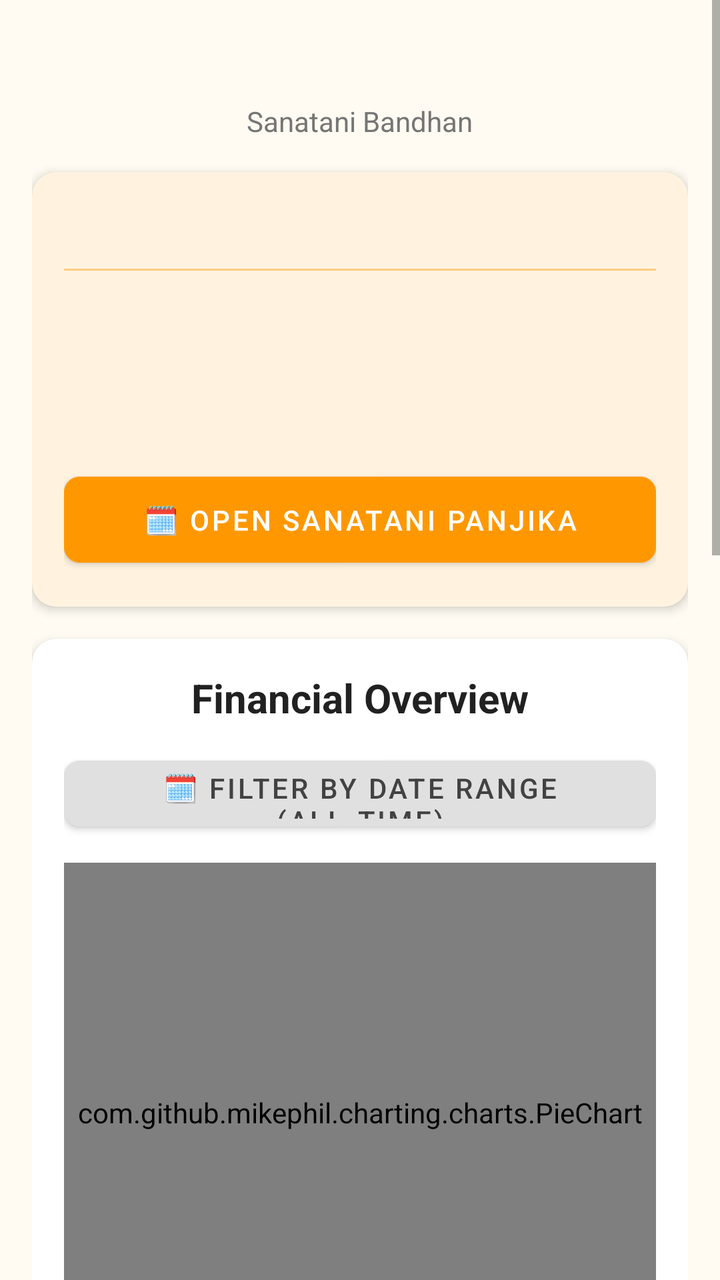
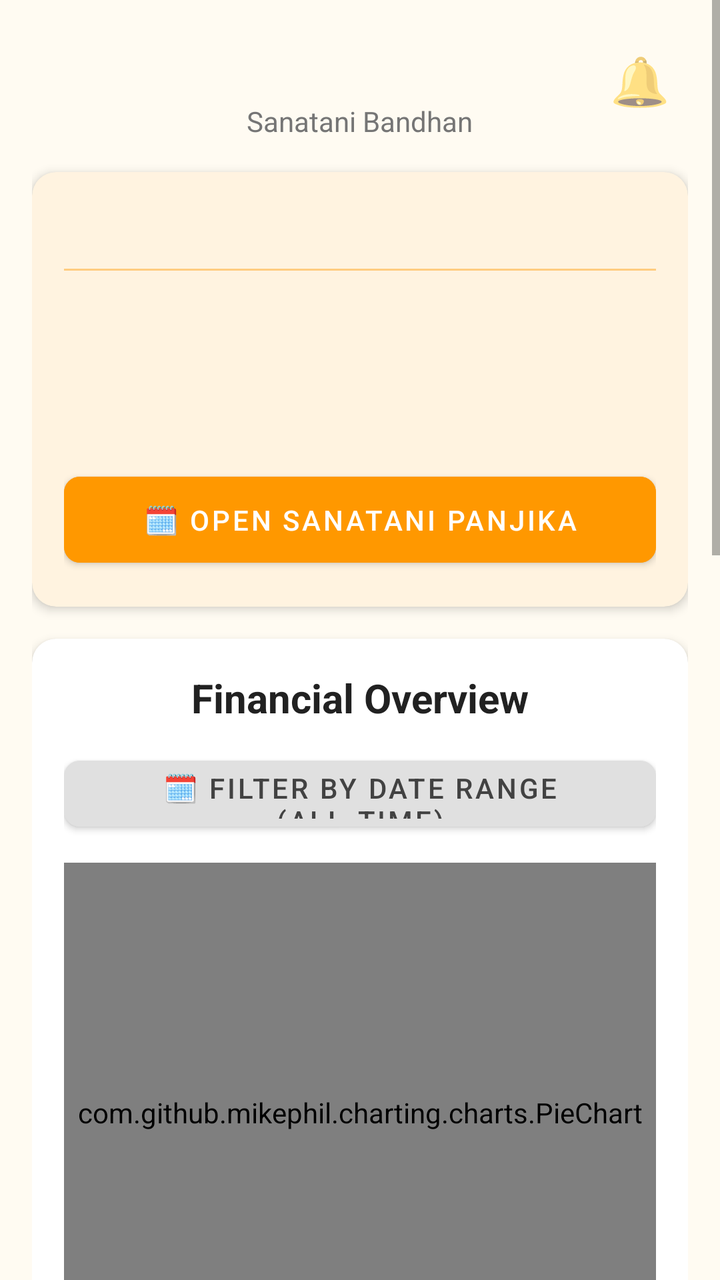

Before-and-after screenshots of an Android layout around one commit, followed by the original layout XML and the change that was made.
<!-- AndroidManifest.xml: application theme Theme.MaterialComponents.Light.NoActionBar -->
<!-- res/layout/activity_dashboard.xml -->
<?xml version="1.0" encoding="utf-8"?>
<ScrollView xmlns:android="http://schemas.android.com/apk/res/android"
    xmlns:app="http://schemas.android.com/apk/res-auto"
    android:id="@+id/mainLayout" 
    android:layout_width="match_parent"
    android:layout_height="match_parent"
    android:background="#FFFBF2">

    <LinearLayout
        android:layout_width="match_parent"
        android:layout_height="wrap_content"
        android:orientation="vertical"
        android:padding="16dp">

        
        <ImageView
            android:id="@+id/bannerImageView"
            android:layout_width="match_parent"
            android:layout_height="200dp"
            android:scaleType="centerCrop"
            android:visibility="gone"
            android:clickable="true"
            android:focusable="true"
            android:foreground="?attr/selectableItemBackground"
            android:layout_marginBottom="16dp"
            android:contentDescription="Global Marketing Banner" />

        <LinearLayout
            android:layout_width="match_parent"
            android:layout_height="wrap_content"
            android:orientation="vertical"
            android:gravity="center"
            android:layout_marginBottom="16dp">

            <TextView
                android:id="@+id/tvDashboardTitle"
                android:layout_width="wrap_content"
                android:layout_height="wrap_content"
                android:textSize="26sp"
                android:textStyle="bold"
                android:textColor="#E65100"/>

            
            <TextView
                android:id="@+id/tvDashboardBranding"
                android:layout_width="wrap_content"
                android:layout_height="wrap_content"
                android:text="@string/app_name"
                android:textSize="14sp"
                android:textColor="#757575"/>

            
            <Button
                android:id="@+id/btnUpgradeBadge"
                android:layout_width="wrap_content"
                android:layout_height="32dp"
                android:layout_marginTop="4dp"
                android:text="⭐ SEVA FREE PLAN - TAP TO UPGRADE"
                android:textSize="10sp"
                android:textStyle="bold"
                android:textColor="#FFFFFF"
                android:backgroundTint="#E65100"
                app:cornerRadius="16dp"
                android:insetTop="0dp"
                android:insetBottom="0dp"
                android:paddingHorizontal="16dp"
                android:minHeight="0dp"
                android:minWidth="0dp"
                android:visibility="gone"/>
        </LinearLayout>

        <com.google.android.material.card.MaterialCardView
            android:layout_width="match_parent"
            android:layout_height="wrap_content"
            app:cardCornerRadius="12dp"
            app:cardElevation="3dp"
            android:layout_marginBottom="16dp"
            app:cardBackgroundColor="#FFF3E0">
            <LinearLayout
                android:layout_width="match_parent"
                android:layout_height="wrap_content"
                android:orientation="vertical"
                android:padding="16dp">
                <TextView
                    android:id="@+id/shlokaText"
                    android:layout_width="match_parent"
                    android:layout_height="wrap_content"
                    android:textSize="15sp"
                    android:textStyle="bold|italic"
                    android:textColor="#E65100"
                    android:gravity="center"
                    android:layout_marginBottom="12dp"/>
                <View
                    android:layout_width="match_parent"
                    android:layout_height="1dp"
                    android:background="#FFCC80"
                    android:layout_marginBottom="12dp"/>
                <TextView
                    android:id="@+id/tvDateEnglish"
                    android:layout_width="match_parent"
                    android:layout_height="wrap_content"
                    android:textSize="15sp"
                    android:textColor="#424242"
                    android:textStyle="bold"/>
                <TextView
                    android:id="@+id/tvDateBengali"
                    android:layout_width="match_parent"
                    android:layout_height="wrap_content"
                    android:textSize="15sp"
                    android:textColor="#424242"
                    android:textStyle="bold"
                    android:layout_marginTop="4dp"/>
                <TextView
                    android:id="@+id/tvTithiAlert"
                    android:layout_width="match_parent"
                    android:layout_height="wrap_content"
                    android:textSize="15sp"
                    android:textColor="#D32F2F"
                    android:textStyle="bold"
                    android:layout_marginTop="4dp"/>
                <Button
                    android:id="@+id/btnPanjika"
                    android:layout_width="match_parent"
                    android:layout_height="55dp"
                    android:text="@string/btn_panjika"
                    android:backgroundTint="#FF9800"
                    app:cornerRadius="8dp"
                    android:layout_marginTop="16dp"/>
            </LinearLayout>
        </com.google.android.material.card.MaterialCardView>

        <com.google.android.material.card.MaterialCardView
            android:layout_width="match_parent"
            android:layout_height="wrap_content"
            app:cardCornerRadius="12dp"
            app:cardElevation="3dp"
            android:layout_marginBottom="24dp"
            app:cardBackgroundColor="#FFFFFF">
            <LinearLayout
                android:layout_width="match_parent"
                android:layout_height="wrap_content"
                android:orientation="vertical"
                android:padding="16dp">
                <TextView
                    android:layout_width="match_parent"
                    android:layout_height="wrap_content"
                    android:text="@string/txt_financial_overview"
                    android:textSize="20sp"
                    android:textStyle="bold"
                    android:textColor="#212121"
                    android:gravity="center"
                    android:layout_marginBottom="12dp"/>
                <Button
                    android:id="@+id/btnFilterChartDate"
                    android:layout_width="match_parent"
                    android:layout_height="45dp"
                    android:text="@string/txt_filter_dates"
                    android:backgroundTint="#E0E0E0"
                    android:textColor="#424242"
                    app:cornerRadius="8dp"
                    android:layout_marginBottom="12dp"/>
                <FrameLayout
                    android:id="@+id/pieChartContainer"
                    android:layout_width="match_parent"
                    android:layout_height="250dp">
                     <com.github.mikephil.charting.charts.PieChart
                         android:id="@+id/pieChart"
                         android:layout_width="match_parent"
                         android:layout_height="match_parent" />
                </FrameLayout>
            </LinearLayout>
        </com.google.android.material.card.MaterialCardView>

        <LinearLayout
            android:layout_width="match_parent"
            android:layout_height="wrap_content"
            android:orientation="horizontal"
            android:weightSum="2">
            <Button
                android:id="@+id/cardMembers"
                android:layout_width="0dp"
                android:layout_weight="1"
                android:layout_height="wrap_content"
                android:minHeight="70dp"
                android:layout_margin="6dp"
                android:text="@string/btn_member_directory"
                android:textSize="13sp"
                android:textStyle="bold"
                app:cornerRadius="8dp"
                android:backgroundTint="#1976D2"/>
            <Button
                android:id="@+id/cardDonations"
                android:layout_width="0dp"
                android:layout_weight="1"
                android:layout_height="wrap_content"
                android:minHeight="70dp"
                android:layout_margin="6dp"
                android:text="@string/btn_smart_chanda"
                android:textSize="13sp"
                android:textStyle="bold"
                app:cornerRadius="8dp"
                android:backgroundTint="#2E7D32"/>
        </LinearLayout>

        <LinearLayout
            android:layout_width="match_parent"
            android:layout_height="wrap_content"
            android:orientation="horizontal"
            android:weightSum="2">
            <Button
                android:id="@+id/cardExpenses"
                android:layout_width="0dp"
                android:layout_weight="1"
                android:layout_height="wrap_content"
                android:minHeight="70dp"
                android:layout_margin="6dp"
                android:text="@string/btn_utsav_expenses"
                android:textSize="13sp"
                android:textStyle="bold"
                app:cornerRadius="8dp"
                android:backgroundTint="#D32F2F"/>
            <Button
                android:id="@+id/cardPolls"
                android:layout_width="0dp"
                android:layout_weight="1"
                android:layout_height="wrap_content"
                android:minHeight="70dp"
                android:layout_margin="6dp"
                android:text="@string/btn_sanatani_polls"
                android:textSize="13sp"
                android:textStyle="bold"
                app:cornerRadius="8dp"
                android:backgroundTint="#F57C00"/>
        </LinearLayout>

        <LinearLayout
            android:layout_width="match_parent"
            android:layout_height="wrap_content"
            android:orientation="horizontal"
            android:weightSum="2"
            android:layout_marginBottom="16dp">
            <Button
                android:id="@+id/cardEvents"
                android:layout_width="0dp"
                android:layout_weight="1"
                android:layout_height="wrap_content"
                android:minHeight="70dp"
                android:layout_margin="6dp"
                android:text="@string/btn_mandir_events"
                android:textSize="13sp"
                android:textStyle="bold"
                app:cornerRadius="8dp"
                android:backgroundTint="#7B1FA2"/>
            <Button
                android:id="@+id/cardComms"
                android:layout_width="0dp"
                android:layout_weight="1"
                android:layout_height="wrap_content"
                android:minHeight="70dp"
                android:layout_margin="6dp"
                android:text="@string/btn_mass_sandesh"
                android:textSize="13sp"
                android:textStyle="bold"
                app:cornerRadius="8dp"
                android:backgroundTint="#00838F"/>
        </LinearLayout>

        <Button
            android:id="@+id/btnMyProfile"
            android:layout_width="match_parent"
            android:layout_height="60dp"
            android:layout_margin="4dp"
            android:text="@string/btn_my_profile"
            android:textSize="14sp"
            android:textStyle="bold"
            app:cornerRadius="8dp"
            android:backgroundTint="#283593"/>

        <Button
            android:id="@+id/btnGenerateReports"
            android:layout_width="match_parent"
            android:layout_height="60dp"
            android:layout_margin="4dp"
            android:text="@string/btn_generate_pdfs"
            android:textSize="14sp"
            android:textStyle="bold"
            app:cornerRadius="8dp"
            android:backgroundTint="#546E7A"/>

        <Button
            android:id="@+id/btnDownloadAudit"
            android:layout_width="match_parent"
            android:layout_height="60dp"
            android:layout_margin="4dp"
            android:text="@string/btn_security_audit"
            android:textSize="14sp"
            android:textStyle="bold"
            app:cornerRadius="8dp"
            android:backgroundTint="#607D8B"/>

        <Button
            android:id="@+id/btnWorkspaceSettings"
            android:layout_width="match_parent"
            android:layout_height="60dp"
            android:layout_margin="4dp"
            android:text="@string/btn_workspace_settings"
            android:textSize="14sp"
            android:textStyle="bold"
            app:cornerRadius="8dp"
            android:backgroundTint="#78909C"/>

        <Button
            android:id="@+id/btnChangeLanguage"
            android:layout_width="match_parent"
            android:layout_height="60dp"
            android:layout_margin="4dp"
            android:text="@string/btn_change_language"
            android:textSize="14sp"
            android:textStyle="bold"
            app:cornerRadius="8dp"
            android:backgroundTint="#795548"/>

        <Button
            android:id="@+id/btnHelpSupport"
            android:layout_width="match_parent"
            android:layout_height="60dp"
            android:layout_margin="4dp"
            android:text="@string/btn_help_support"
            android:textSize="14sp"
            android:textStyle="bold"
            app:cornerRadius="8dp"
            android:backgroundTint="#00695C"/>

        <Button
            android:id="@+id/btnLogout"
            android:layout_width="match_parent"
            android:layout_height="60dp"
            android:layout_margin="4dp"
            android:text="@string/btn_logout"
            android:textSize="14sp"
            android:textStyle="bold"
            android:textColor="#212121"
            app:cornerRadius="8dp"
            android:backgroundTint="#E0E0E0"
            android:layout_marginBottom="24dp"/>

    </LinearLayout>
</ScrollView>
<!-- resources referenced by this layout -->
<resources>
  <string name="app_name">Sanatani Bandhan</string>
  <string name="btn_change_language">🌐 Change Language</string>
  <string name="btn_generate_pdfs">📄 Generate Financial PDFs</string>
  <string name="btn_help_support">🆘 Help &amp; Support</string>
  <string name="btn_logout">Logout</string>
  <string name="btn_mandir_events">📅 Mandir Events</string>
  <string name="btn_mass_sandesh">📢 Mass Sandesh</string>
  <string name="btn_member_directory">👥 Member Directory</string>
  <string name="btn_my_profile">👤 MY DEVOTEE PROFILE</string>
  <string name="btn_panjika">🗓️ OPEN SANATANI PANJIKA</string>
  <string name="btn_sanatani_polls">🗳️ Sanatani Polls</string>
  <string name="btn_security_audit">🛡️ Download Security Audit</string>
  <string name="btn_smart_chanda">💰 Smart Chanda</string>
  <string name="btn_utsav_expenses">🪔 Utsav Expenses</string>
  <string name="btn_workspace_settings">⚙️ Workspace Settings</string>
  <string name="txt_filter_dates">🗓️ Filter by Date Range (All-Time)</string>
  <string name="txt_financial_overview">Financial Overview</string>
</resources>

<!-- the commit's change to res/layout/activity_dashboard.xml (unified diff, before → after) -->
@@ -25,49 +25,96 @@
             android:layout_marginBottom="16dp"
             android:contentDescription="Global Marketing Banner" />
 
-        <LinearLayout
-            android:layout_width="match_parent"
-            android:layout_height="wrap_content"
-            android:orientation="vertical"
-            android:gravity="center"
+        
+        <RelativeLayout
+            android:layout_width="match_parent"
+            android:layout_height="wrap_content"
             android:layout_marginBottom="16dp">
 
-            <TextView
-                android:id="@+id/tvDashboardTitle"
+            <LinearLayout
                 android:layout_width="wrap_content"
                 android:layout_height="wrap_content"
-                android:textSize="26sp"
-                android:textStyle="bold"
-                android:textColor="#E65100"/>
+                android:orientation="vertical"
+                android:layout_centerInParent="true"
+                android:gravity="center">
+
+                <TextView
+                    android:id="@+id/tvDashboardTitle"
+                    android:layout_width="wrap_content"
+                    android:layout_height="wrap_content"
+                    android:textSize="26sp"
+                    android:textStyle="bold"
+                    android:textColor="#E65100"/>
+
+                <TextView
+                    android:id="@+id/tvDashboardBranding"
+                    android:layout_width="wrap_content"
+                    android:layout_height="wrap_content"
+                    android:text="@string/app_name"
+                    android:textSize="14sp"
+                    android:textColor="#757575"/>
+
+                <Button
+                    android:id="@+id/btnUpgradeBadge"
+                    android:layout_width="wrap_content"
+                    android:layout_height="32dp"
+                    android:layout_marginTop="4dp"
+                    android:text="⭐ SEVA FREE PLAN - TAP TO UPGRADE"
+                    android:textSize="10sp"
+                    android:textStyle="bold"
+                    android:textColor="#FFFFFF"
+                    android:backgroundTint="#E65100"
+                    app:cornerRadius="16dp"
+                    android:insetTop="0dp"
+                    android:insetBottom="0dp"
+                    android:paddingHorizontal="16dp"
+                    android:minHeight="0dp"
+                    android:minWidth="0dp"
+                    android:visibility="gone"/>
+            </LinearLayout>
 
             
-            <TextView
-                android:id="@+id/tvDashboardBranding"
-                android:layout_width="wrap_content"
-                android:layout_height="wrap_content"
-                android:text="@string/app_name"
-                android:textSize="14sp"
-                android:textColor="#757575"/>
-
-            
-            <Button
-                android:id="@+id/btnUpgradeBadge"
-                android:layout_width="wrap_content"
-                android:layout_height="32dp"
-                android:layout_marginTop="4dp"
-                android:text="⭐ SEVA FREE PLAN - TAP TO UPGRADE"
-                android:textSize="10sp"
-                android:textStyle="bold"
-                android:textColor="#FFFFFF"
-                android:backgroundTint="#E65100"
-                app:cornerRadius="16dp"
-                android:insetTop="0dp"
-                android:insetBottom="0dp"
-                android:paddingHorizontal="16dp"
-                android:minHeight="0dp"
-                android:minWidth="0dp"
-                android:visibility="gone"/>
-        </LinearLayout>
+            <FrameLayout
+                android:id="@+id/btnNotificationCenter"
+                android:layout_width="48dp"
+                android:layout_height="48dp"
+                android:layout_alignParentEnd="true"
+                android:layout_alignParentTop="true"
+                android:background="?attr/selectableItemBackgroundBorderless"
+                android:clickable="true"
+                android:focusable="true">
+                
+                <TextView
+                    android:layout_width="match_parent"
+                    android:layout_height="match_parent"
+                    android:text="🔔"
+                    android:textSize="24sp"
+                    android:gravity="center" />
+                
+                
+                <com.google.android.material.card.MaterialCardView
+                    android:id="@+id/badgeContainer"
+                    android:layout_width="20dp"
+                    android:layout_height="20dp"
+                    android:layout_gravity="top|end"
+                    android:layout_marginTop="4dp"
+                    android:layout_marginEnd="4dp"
+                    app:cardBackgroundColor="#D32F2F"
+                    app:cardCornerRadius="10dp"
+                    app:strokeWidth="0dp"
+                    android:visibility="gone">
+                    <TextView
+                        android:id="@+id/tvNotificationBadge"
+                        android:layout_width="match_parent"
+                        android:layout_height="match_parent"
+                        android:text="0"
+                        android:textColor="#FFFFFF"
+                        android:textSize="10sp"
+                        android:textStyle="bold"
+                        android:gravity="center" />
+                </com.google.android.material.card.MaterialCardView>
+            </FrameLayout>
+        </RelativeLayout>
 
         <com.google.android.material.card.MaterialCardView
             android:layout_width="match_parent"
